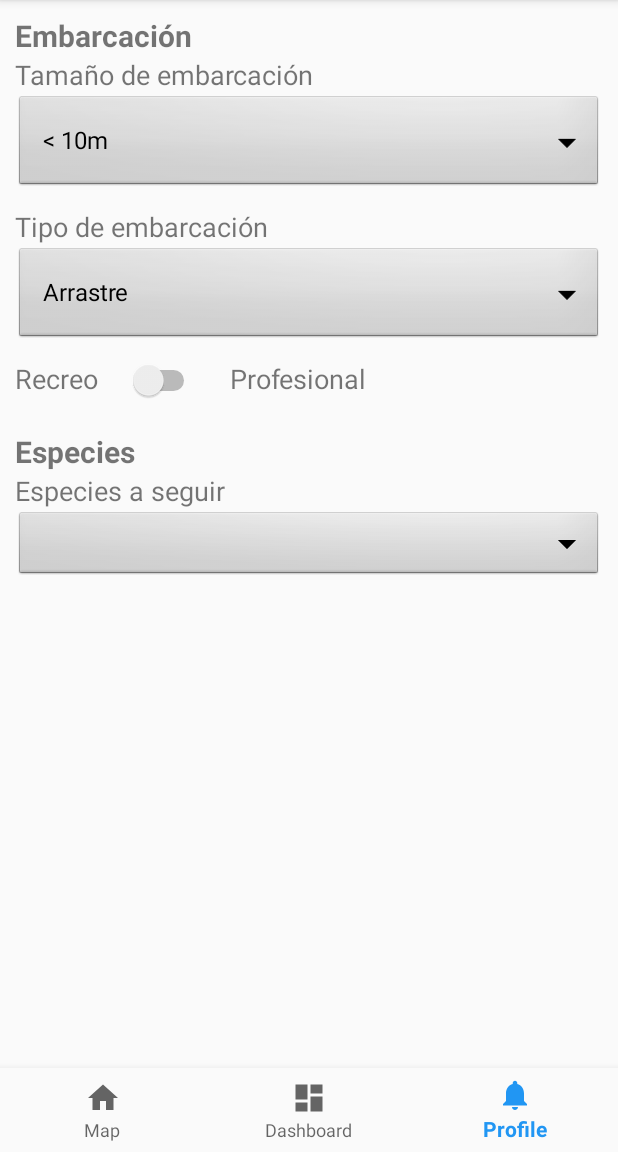
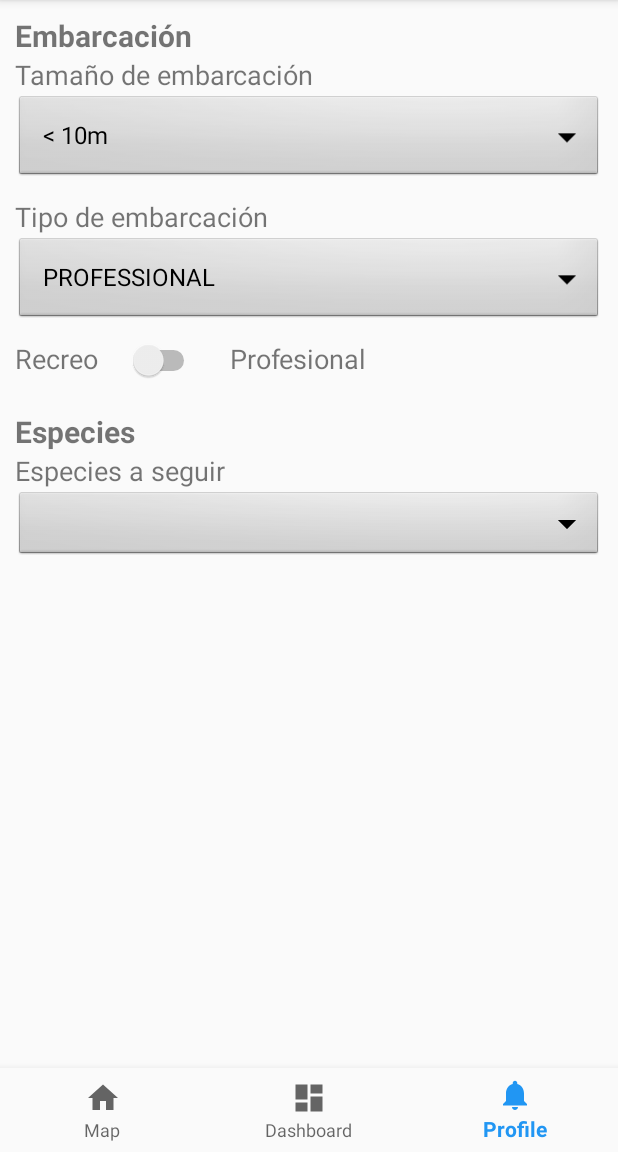
Before and after one commit to JosepRivaille/Fishackathon, an Android app: the screen it shows after launch (MainActivity), item 3 of the bottom bar chosen, on a phone screen of 412 x 824 dp, the part 84-1236 px from its top. Run offline under Robolectric (Android 15) with nearby library versions, the phone set to English and light mode, and no system bars; our stand-ins replace Volley; libraries missing offline, so code that uses them is left out: com.karumi.dexter, io.nlopez.smartlocation, org.osmdroid.api, org.osmdroid.config, org.osmdroid.tileprovider and 2 more; pictures from the network do not load; 13 statements that could not run were skipped.

Commit message:
Updating profiles

```diff
--- a/android/app/src/main/java/com/fishhackathon/hackathon/fishhackathon/models/Profile.java
+++ b/android/app/src/main/java/com/fishhackathon/hackathon/fishhackathon/models/Profile.java
@@ -1,7 +1,6 @@
 package com.fishhackathon.hackathon.fishhackathon.models;
 
 import android.content.Context;
-import android.content.SharedPreferences;
 
 import com.fishhackathon.hackathon.fishhackathon.controllers.SharedPreferencesController;
 
@@ -16,8 +15,15 @@ public class Profile {
             "> 10m, < 12m",
             "> 12m"};
     public final static String[] TYPE_OF_SHIP = new String[]{
-            "Arrastre",
-            "Red Danesa"};
+            "PROFESSIONAL",
+            "RECREATIONAL",
+            "DRAGGER",
+            "FENCE",
+            "NET",
+            "FLY",
+            "TRAP",
+            "CORAL",
+            "HOOK"};
     private String sizeOfShip;
     private String typeOfShip;
     private boolean professionalShip;
--- a/android/app/src/main/res/layout/fragment_profile.xml
+++ b/android/app/src/main/res/layout/fragment_profile.xml
@@ -34,7 +34,7 @@
             <Spinner
                 android:id="@+id/profile_tamano_embarcacion_spinner"
                 android:layout_width="match_parent"
-                android:layout_height="wrap_content"
+                android:layout_height="60dp"
                 android:background="@android:drawable/btn_dropdown"
                 android:spinnerMode="dropdown" />
         </LinearLayout>
@@ -54,7 +54,7 @@
             <Spinner
                 android:id="@+id/profile_tipo_embarcacion_spinner"
                 android:layout_width="match_parent"
-                android:layout_height="wrap_content"
+                android:layout_height="60dp"
                 android:background="@android:drawable/btn_dropdown"
                 android:spinnerMode="dropdown" />
         </LinearLayout>
```
